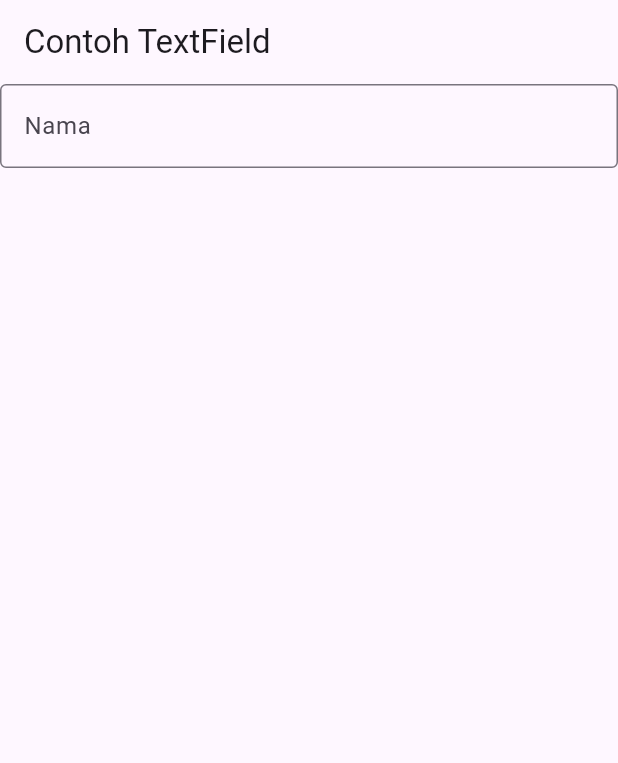
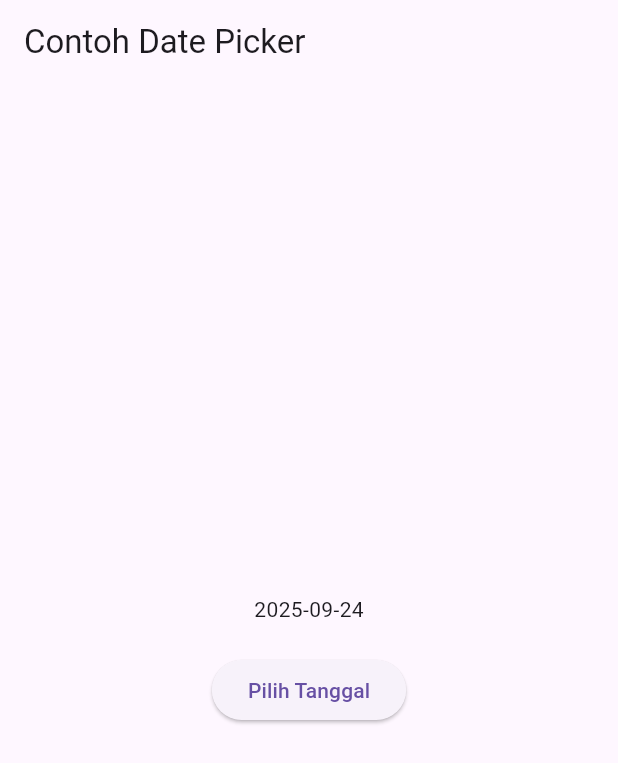
Before and after one commit to rohmanalka/flutter-fundamental-part1, a Flutter app: the screen it shows after launch, on a phone screen of 412 x 824 dp. Shown: the top 763 px of the screen. Run offline on Flutter 3.47's test engine with Material 3 defaults, Android fonts, the phone set to English and light mode, and no system bars.

Commit message:
feat: add date and time picker

```diff
--- a/lib/main.dart
+++ b/lib/main.dart
@@ -1,117 +1,72 @@
+import 'dart:async';
 import 'package:flutter/material.dart';
-// import 'package:hello_world/basic_widgets/image_widget.dart';
-// import 'package:hello_world/basic_widgets/text_widget.dart';
 
-void main() {
-  runApp(const MyApp());
-}
+void main() => runApp(const MyApp());
 
 class MyApp extends StatelessWidget {
   const MyApp({Key? key}) : super(key: key);
 
   @override
   Widget build(BuildContext context) {
-    return MaterialApp(
-      home: Scaffold(
-        appBar: AppBar(title: const Text("Contoh TextField")),
-        body: const TextField(
-          obscureText: false,
-          decoration: InputDecoration(
-            border: OutlineInputBorder(),
-            labelText: 'Nama',
-          ),
+    return const MaterialApp(
+      title: 'Contoh Date Picker',
+      home: MyHomePage(title: 'Contoh Date Picker'),
+    );
+  }
+}
+
+class MyHomePage extends StatefulWidget {
+  const MyHomePage({Key? key, required this.title}) : super(key: key);
+
+  final String title;
+
+  @override
+  _MyHomePageState createState() => _MyHomePageState();
+}
+
+class _MyHomePageState extends State<MyHomePage> {
+  // Variable/State untuk mengambil tanggal
+  DateTime selectedDate = DateTime.now();
+
+  //  Initial SelectDate FLutter
+  Future<void> _selectDate(BuildContext context) async {
+    // Initial DateTime FIinal Picked
+    final DateTime? picked = await showDatePicker(
+      context: context,
+      initialDate: selectedDate,
+      firstDate: DateTime(2015, 8),
+      lastDate: DateTime(2101),
+    );
+    if (picked != null && picked != selectedDate) {
+      setState(() {
+        selectedDate = picked;
+      });
+    }
+  }
+
+  @override
+  Widget build(BuildContext context) {
+    return Scaffold(
+      appBar: AppBar(title: Text(widget.title)),
+      body: Center(
+        child: Column(
+          mainAxisSize: MainAxisSize.min,
+          children: <Widget>[
+            Text("${selectedDate.toLocal()}".split(' ')[0]),
+            const SizedBox(height: 20.0),
+            ElevatedButton(
+              onPressed: () => {
+                _selectDate(context),
+                // ignore: avoid_print
+                print(
+                  selectedDate.day + selectedDate.month + selectedDate.year,
+                ),
+              },
+              child: const Text('Pilih Tanggal'),
+            ),
+          ],
         ),
       ),
     );
   }
 }
-
-class MyLayout extends StatelessWidget {
-  const MyLayout({Key? key}) : super(key: key);
-
-  @override
-  Widget build(BuildContext context) {
-    return Padding(
-      padding: const EdgeInsets.all(8.0),
-      child: ElevatedButton(
-        child: const Text('Show alert'),
-        onPressed: () {
-          showAlertDialog(context);
-        },
-      ),
-    );
-  }
-}
-
-showAlertDialog(BuildContext context) {
-  // set up the button
-  Widget okButton = TextButton(
-    child: const Text("OK"),
-    onPressed: () {
-      Navigator.pop(context);
-    },
-  );
-
-  // set up the AlertDialog
-  AlertDialog alert = AlertDialog(
-    title: const Text("My title"),
-    content: const Text("This is my message."),
-    actions: [okButton],
-  );
-
-  // show the dialog
-  showDialog(
-    context: context,
-    builder: (BuildContext context) {
-      return alert;
-    },
-  );
-}
-
-// class MyHomePage extends StatefulWidget {
-//   const MyHomePage({Key? key, required this.title}) : super(key: key);
-
-//   final String title;
-
-//   @override
-//   State<MyHomePage> createState() => _MyHomePageState();
-// }
-
-// class _MyHomePageState extends State<MyHomePage> {
-//   int _counter = 0;
-
-//   void _incrementCounter() {
-//     setState(() {
-//       _counter++;
-//     });
-//   }
-
-//   @override
-//   Widget build(BuildContext context) {
-//     return Scaffold(
-//       appBar: AppBar(title: Text(widget.title)),
-//       body: Center(
-//         child: Column(
-//           mainAxisAlignment: MainAxisAlignment.center,
-//           children: <Widget>[
-//             const MyImageWidget(),
-//             const MyTextWidget(),
-//             const Text('You have pushed the button this many times:'),
-//             Text(
-//               '$_counter',
-//               style: Theme.of(context).textTheme.headlineMedium,
-//             ),
-//           ],
-//         ),
-//       ),
-//       bottomNavigationBar: BottomAppBar(child: Container(height: 50.0)),
-//       floatingActionButton: FloatingActionButton(
-//         onPressed: _incrementCounter,
-//         tooltip: 'Increment Counter',
-//         child: const Icon(Icons.add),
-//       ),
-//       floatingActionButtonLocation: FloatingActionButtonLocation
-//           .centerDocked, // This trailing comma makes auto-formatting nicer for build methods.
-//     );
-//   }
-// }
```
